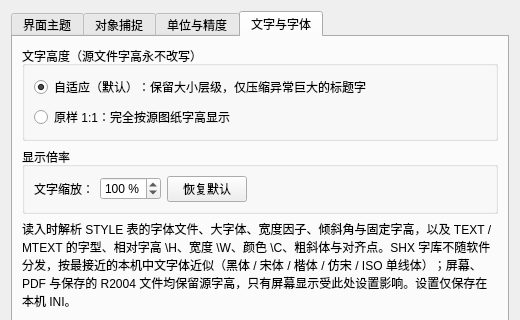
This is src/ilovecad/ui/settings.ui in pxhhero-bit/ilovecad as Qt 5 draws it before an edit; both pictures show x 0 to 520 and y 0 to 320 of the 520 by 470 pixel window. The edited form follows.
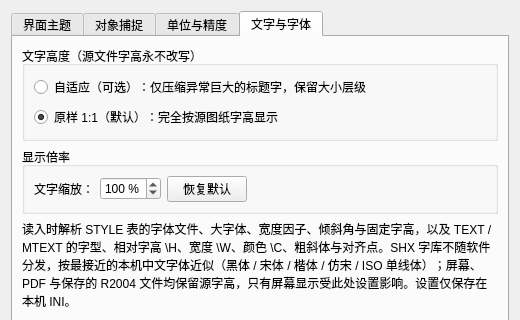
This is the edited form. The open tabs and pages were chosen to show the change.

```diff
--- a/src/ilovecad/ui/settings.ui
+++ b/src/ilovecad/ui/settings.ui
@@ -118,8 +118,8 @@
         <widget class="QGroupBox" name="groupTextHeight">
          <property name="title"><string>文字高度（源文件字高永不改写）</string></property>
          <layout class="QVBoxLayout" name="vboxTextHeight">
-          <item><widget class="QRadioButton" name="radioTextAuto"><property name="text"><string>自适应（默认）：保留大小层级，仅压缩异常巨大的标题字</string></property><property name="checked"><bool>true</bool></property></widget></item>
-          <item><widget class="QRadioButton" name="radioTextExact"><property name="text"><string>原样 1:1：完全按源图纸字高显示</string></property></widget></item>
+          <item><widget class="QRadioButton" name="radioTextAuto"><property name="text"><string>自适应（可选）：仅压缩异常巨大的标题字，保留大小层级</string></property></widget></item>
+          <item><widget class="QRadioButton" name="radioTextExact"><property name="text"><string>原样 1:1（默认）：完全按源图纸字高显示</string></property><property name="checked"><bool>true</bool></property></widget></item>
          </layout>
         </widget>
        </item>
```
